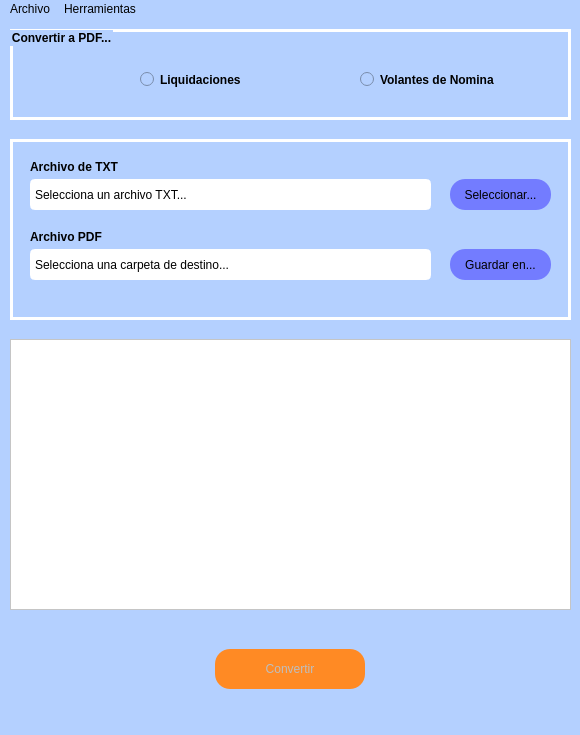
Old version of the form txt2pdf.ui in the repository ldezubiria/txt2pdf.
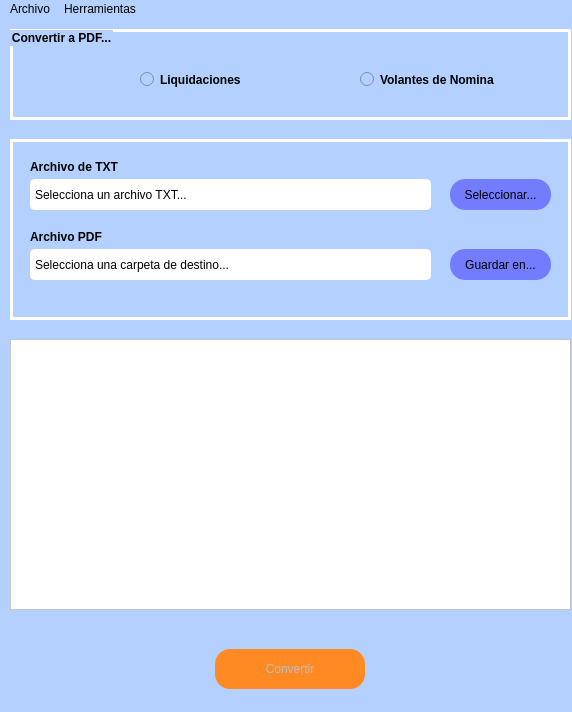
New version of the form. Icons and pictures are not drawn.

```diff
--- a/txt2pdf.ui
+++ b/txt2pdf.ui
@@ -6,8 +6,8 @@
    <rect>
     <x>0</x>
     <y>0</y>
-    <width>580</width>
-    <height>735</height>
+    <width>572</width>
+    <height>712</height>
    </rect>
   </property>
   <property name="maximumSize">
@@ -352,7 +352,7 @@
     <rect>
      <x>0</x>
      <y>0</y>
-     <width>580</width>
+     <width>572</width>
      <height>22</height>
     </rect>
    </property>
```
Left out of the diff: 25 changed lines with no effect on the pictures.
